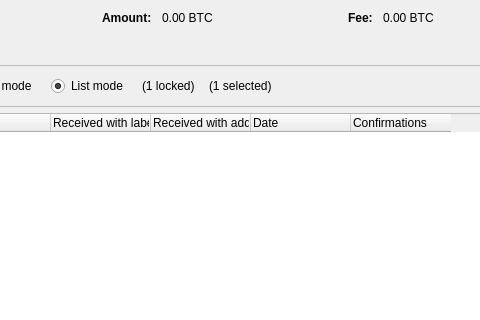
First picture: the form in src/qt/forms/coincontroldialog.ui, repository paulscode/knots-sha256, before the edit; both pictures show x 161 to 641 and y 0 to 320 of the 1000 by 500 pixel window.
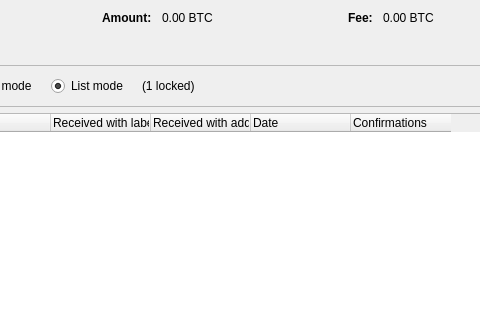
Second picture: the form after the edit. Custom widgets are drawn as their Qt base class.

Commit message:
GUI/CoinControl: Remove selection-only counter and minimise diff
# Conflicts:
#	src/qt/coincontroldialog.cpp

What changed in the file:
```diff
--- a/src/qt/forms/coincontroldialog.ui
+++ b/src/qt/forms/coincontroldialog.ui
@@ -346,13 +346,6 @@
           </property>
          </widget>
         </item>
-        <item>
-         <widget class="QLabel" name="labelSelected">
-          <property name="text">
-           <string notr="true">(1 selected)</string>
-          </property>
-         </widget>
-        </item>
         <item>
          <spacer name="horizontalSpacer">
           <property name="orientation">
```
The commit also changes 3 other files.
